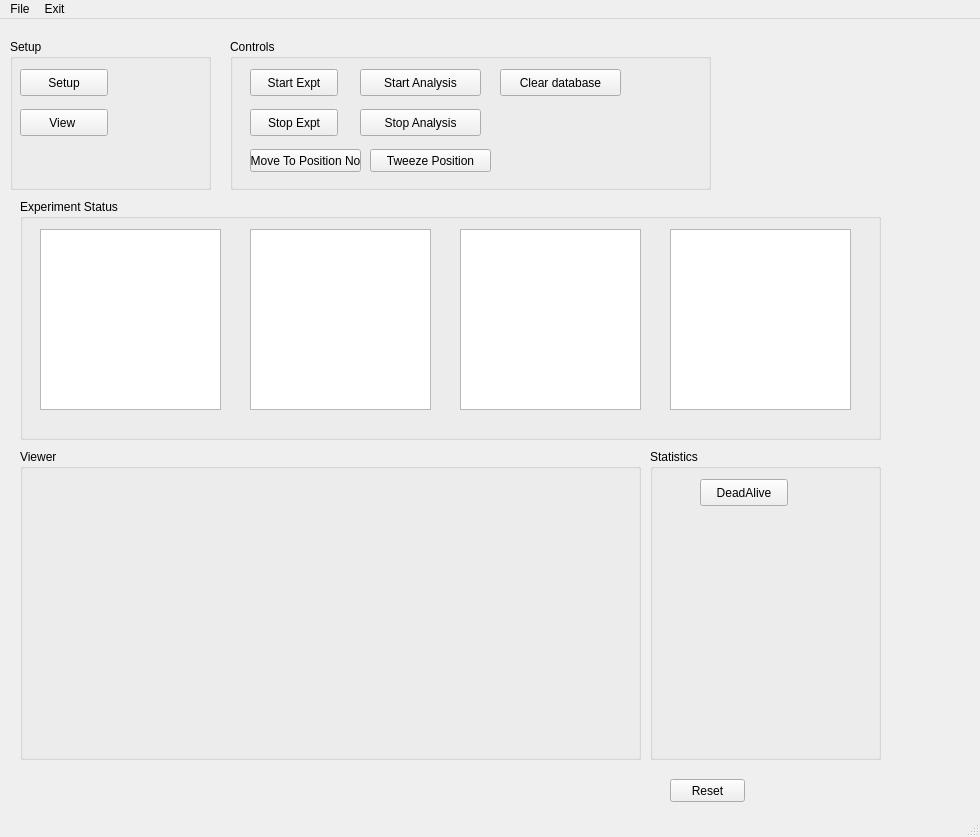
Qt form mainWindow.ui (karempudi/GUIs) before a commit.
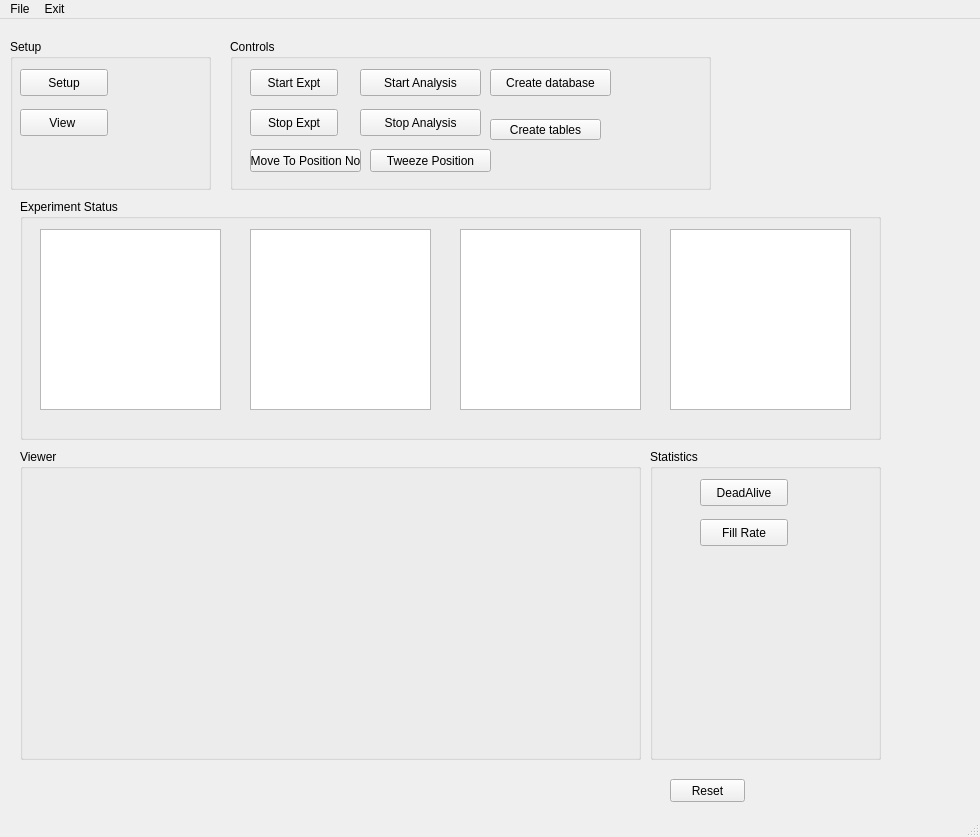
The same form after that commit. Custom widgets are drawn as their Qt base class.

Commit message: Some more work on database creation, deletion and data reading

Diff of the .ui file:
```diff
--- a/mainWindow.ui
+++ b/mainWindow.ui
@@ -186,14 +186,14 @@
     <widget class="QPushButton" name="pushButton_6">
      <property name="geometry">
       <rect>
-       <x>270</x>
+       <x>260</x>
        <y>30</y>
        <width>121</width>
        <height>27</height>
       </rect>
      </property>
      <property name="text">
-      <string>Clear database</string>
+      <string>Create database</string>
      </property>
     </widget>
     <widget class="QPushButton" name="pushButton_8">
@@ -222,6 +222,19 @@
       <string>Tweeze Position</string>
      </property>
     </widget>
+    <widget class="QPushButton" name="createTablesButton">
+     <property name="geometry">
+      <rect>
+       <x>260</x>
+       <y>80</y>
+       <width>111</width>
+       <height>21</height>
+      </rect>
+     </property>
+     <property name="text">
+      <string>Create tables</string>
+     </property>
+    </widget>
    </widget>
    <widget class="QGroupBox" name="statisticsBox">
     <property name="geometry">
@@ -248,6 +261,19 @@
       <string>DeadAlive</string>
      </property>
     </widget>
+    <widget class="QPushButton" name="fillRateButton">
+     <property name="geometry">
+      <rect>
+       <x>50</x>
+       <y>70</y>
+       <width>88</width>
+       <height>27</height>
+      </rect>
+     </property>
+     <property name="text">
+      <string>Fill Rate</string>
+     </property>
+    </widget>
    </widget>
    <widget class="QPushButton" name="resetButton">
     <property name="geometry">
```
Left out of the diff: 4 changed lines with no effect on the pictures. The commit also changes 4 other files.
